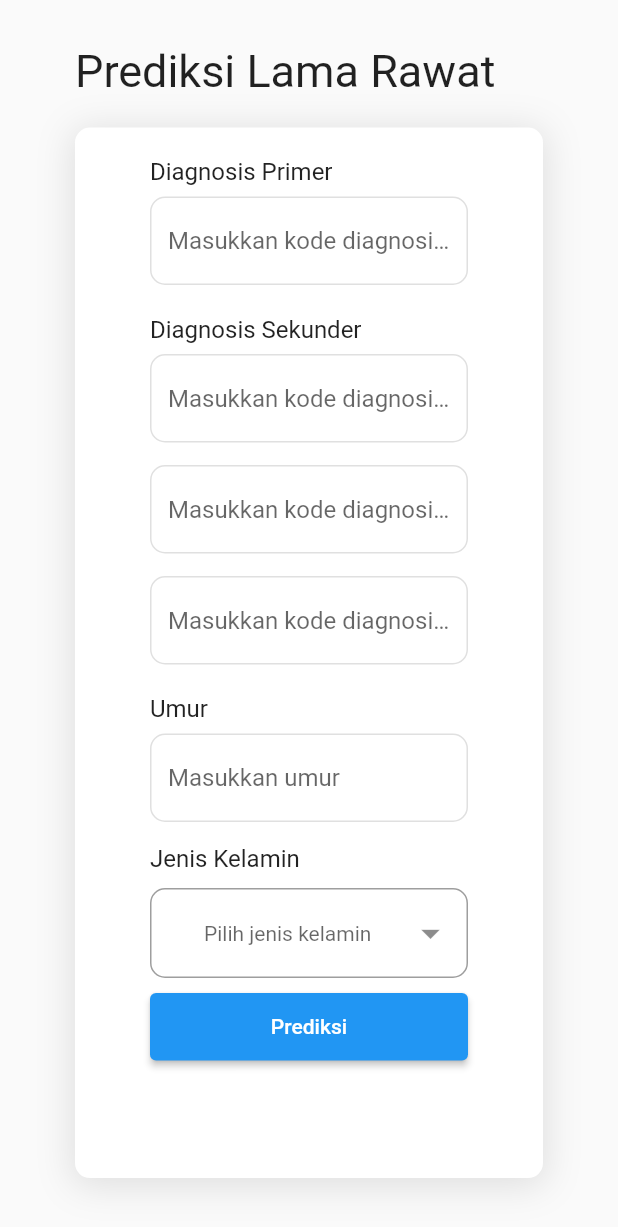
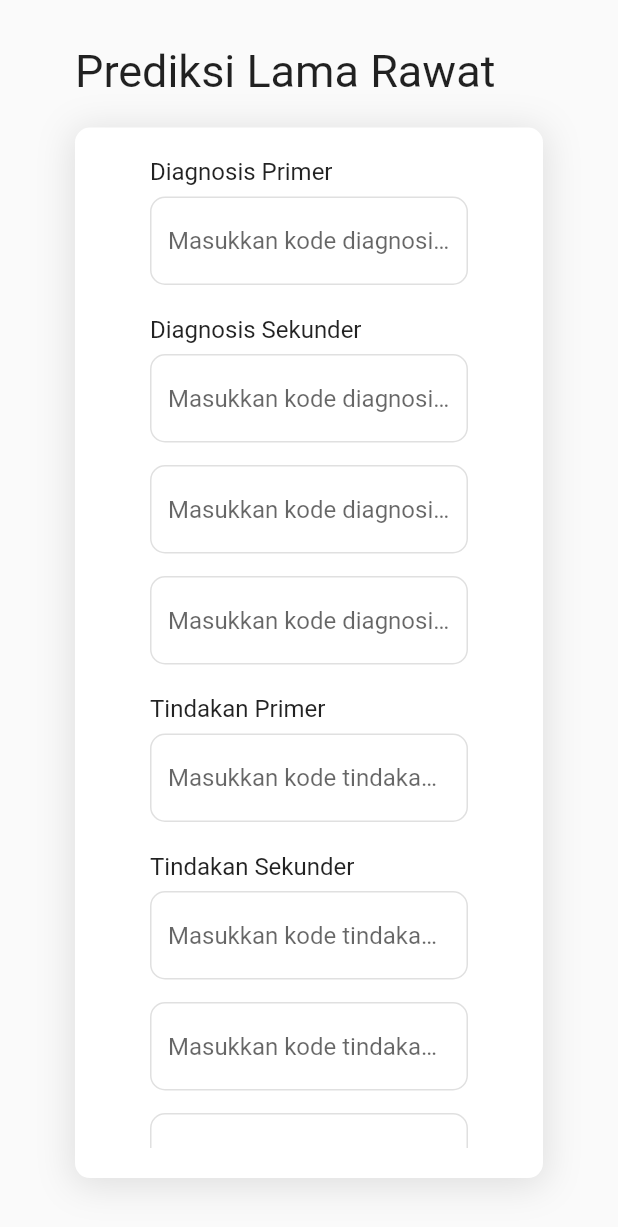
Before and after one commit to arkariz/rs_ui, a Flutter app: the PrediksiLamaRawatScreen screen opened directly, on a phone screen of 412 x 824 dp. Shown: the top 1227 px of the screen. Run offline on Flutter 3.47's test engine with Material 2 defaults, Android fonts, the light colour scheme and no system bars; our stand-ins replace another_flushbar, currency_text_input_formatter, dropdown_button2, get, internet_connection_checker, loading_animation_widget and 1 more; missing offline and left inert: window_manager.

Commit message:
feat: add tindakan in prediksi lamarawat

```diff
--- a/lib/module/prediksi_lama_rawat/prediksi_lama_rawat_controller.dart
+++ b/lib/module/prediksi_lama_rawat/prediksi_lama_rawat_controller.dart
@@ -10,6 +10,10 @@ class PrediksiLamaRawatController extends GetxController {
   final diagnosisSekunder1Controller = TextEditingController();
   final diagnosisSekunder2Controller = TextEditingController();
   final diagnosisSekunder3Controller = TextEditingController();
+  final tindakanPrimerController = TextEditingController();
+  final tindakanSekunder1Controller = TextEditingController();
+  final tindakanSekunder2Controller = TextEditingController();
+  final tindakanSekunder3Controller = TextEditingController();
   final umur = TextEditingController();
   final kelaminController = TextEditingController();
 
@@ -66,6 +70,20 @@ class PrediksiLamaRawatController extends GetxController {
             ? "-"
             : diagnosisSekunder3Controller.text,
       ],
+      "tindakan": [
+        tindakanPrimerController.text.isEmpty
+            ? "-"
+            : tindakanPrimerController.text,
+        tindakanSekunder1Controller.text.isEmpty
+            ? "-"
+            : tindakanSekunder1Controller.text,
+        tindakanSekunder2Controller.text.isEmpty
+            ? "-"
+            : tindakanSekunder2Controller.text,
+        tindakanSekunder3Controller.text.isEmpty
+            ? "-"
+            : tindakanSekunder3Controller.text,
+      ],
       "sex": int.parse(kelaminController.text),
       "umur": int.parse(umur.text),
     };
--- a/lib/module/prediksi_lama_rawat/prediksi_lama_rawat_screen.dart
+++ b/lib/module/prediksi_lama_rawat/prediksi_lama_rawat_screen.dart
@@ -42,6 +42,8 @@ class PrediksiLamaRawatScreen extends GetView<PrediksiLamaRawatController> {
                   child: Column(
                     children: [
                       diagnosisForm(),
+                      const SizedBox(height: 20),
+                      tindakanForm(),
                       const SizedBox(height: 20),
                       biodataForm(size),
                       SizedBox(
@@ -94,6 +96,34 @@ class PrediksiLamaRawatScreen extends GetView<PrediksiLamaRawatController> {
     );
   }
 
+  Widget tindakanForm() {
+    return Column(
+      children: [
+        CustomTextField(
+          label: "Tindakan Primer",
+          hint: "Masukkan kode tindakan primer",
+          controller: controller.tindakanPrimerController,
+        ),
+        const SizedBox(height: 20),
+        CustomTextField(
+          label: "Tindakan Sekunder",
+          hint: "Masukkan kode tindakan sekunder 1 (Opsional)",
+          controller: controller.tindakanSekunder1Controller,
+        ),
+        const SizedBox(height: 15),
+        CustomTextField(
+          hint: "Masukkan kode tindakan sekunder 2 (Opsional)",
+          controller: controller.tindakanSekunder2Controller,
+        ),
+        const SizedBox(height: 15),
+        CustomTextField(
+          hint: "Masukkan kode tindakan sekunder 3 (Opsional)",
+          controller: controller.tindakanSekunder3Controller,
+        ),
+      ],
+    );
+  }
+
   Widget biodataForm(Size size) {
     return Column(
       children: [
```
